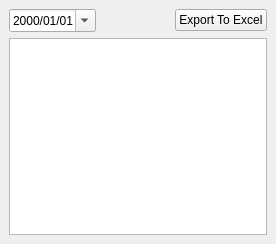
Above: accountabilityreports.ui from miracletech322/PersonalTaskScheduler before the change. Below: the same form after it.
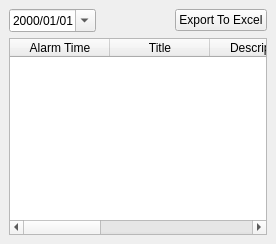
That is the form after the change.

```diff
--- a/accountabilityreports.ui
+++ b/accountabilityreports.ui
@@ -66,7 +66,41 @@
          </layout>
         </item>
         <item>
-         <widget class="QTableWidget" name="tableWidget"/>
+         <widget class="QTableWidget" name="tableWidget">
+          <property name="selectionBehavior">
+           <enum>QAbstractItemView::SelectionBehavior::SelectRows</enum>
+          </property>
+          <column>
+           <property name="text">
+            <string>Alarm Time</string>
+           </property>
+          </column>
+          <column>
+           <property name="text">
+            <string>Title</string>
+           </property>
+          </column>
+          <column>
+           <property name="text">
+            <string>Description</string>
+           </property>
+          </column>
+          <column>
+           <property name="text">
+            <string>User</string>
+           </property>
+          </column>
+          <column>
+           <property name="text">
+            <string>Status</string>
+           </property>
+          </column>
+          <column>
+           <property name="text">
+            <string>Processed</string>
+           </property>
+          </column>
+         </widget>
         </item>
        </layout>
       </item>
```
